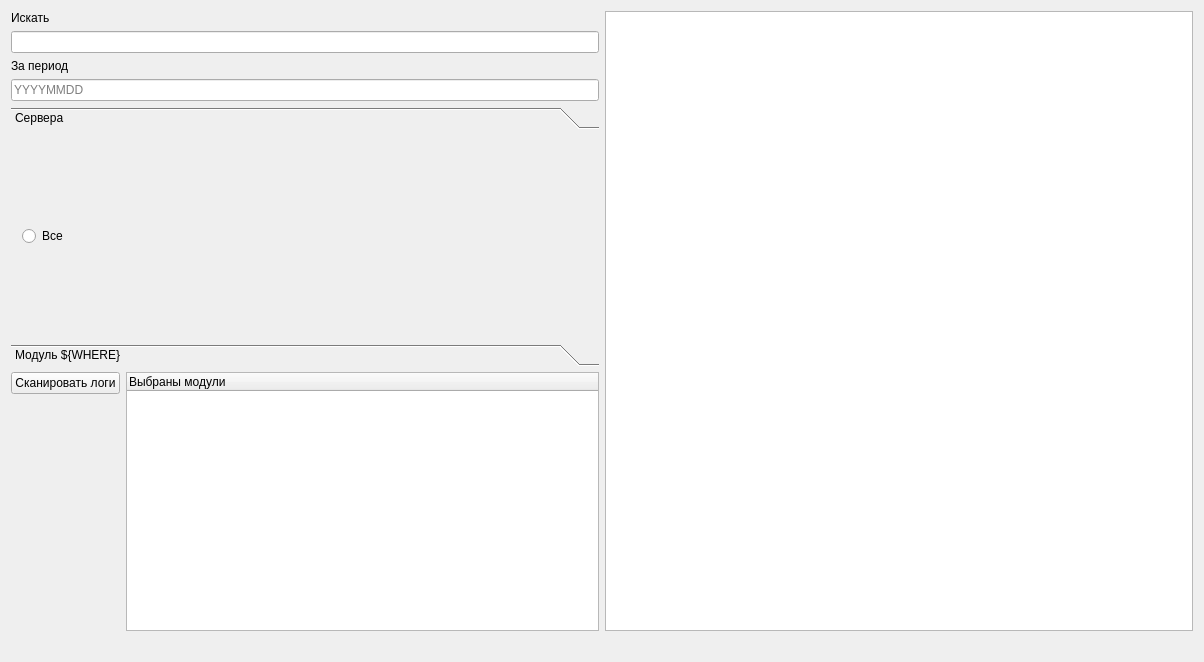
Before: the Qt Designer form widget.ui in MShestukhin/bash_runner, drawn with Qt 5.
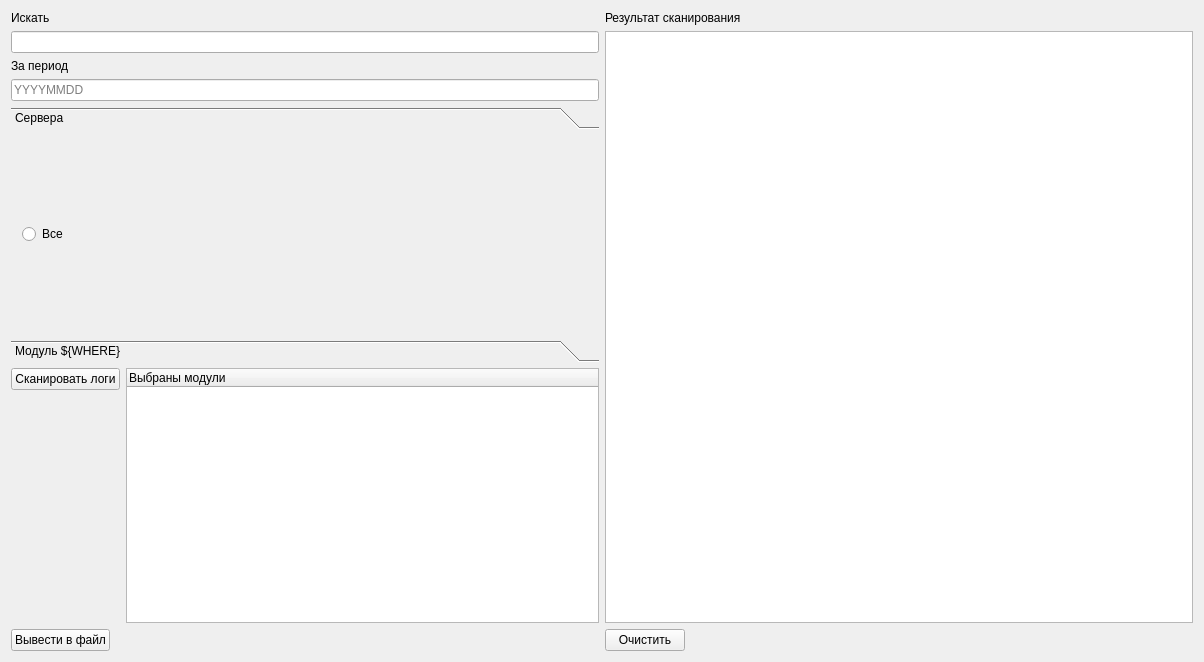
After: the same form once the commit is applied. The open tabs and pages were chosen to show the change.

Commit message: add checkboxes for qtablewidget

Patch:
```diff
--- a/widget.ui
+++ b/widget.ui
@@ -15,7 +15,7 @@
   </property>
   <layout class="QHBoxLayout" name="horizontalLayout_5">
    <item>
-    <layout class="QVBoxLayout" name="verticalLayout_5">
+    <layout class="QVBoxLayout" name="verticalLayout">
      <item>
       <layout class="QVBoxLayout" name="verticalLayout_4">
        <item>
@@ -55,7 +55,7 @@
               <x>0</x>
               <y>0</y>
               <width>584</width>
-              <height>187</height>
+              <height>184</height>
              </rect>
             </property>
             <attribute name="label">
@@ -190,6 +190,15 @@
       </layout>
      </item>
      <item>
+      <layout class="QHBoxLayout" name="horizontalLayout_4">
+       <item>
+        <widget class="QPushButton" name="pushButton_3">
+         <property name="text">
+          <string>Вывести в файл</string>
+         </property>
+        </widget>
+       </item>
+       <item>
       <spacer name="horizontalSpacer_2">
        <property name="orientation">
         <enum>Qt::Horizontal</enum>
@@ -204,12 +213,30 @@
      </item>
     </layout>
    </item>
+    </layout>
+   </item>
    <item>
-    <layout class="QVBoxLayout" name="verticalLayout">
+    <layout class="QVBoxLayout" name="verticalLayout_5">
+     <item>
+      <widget class="QLabel" name="label_3">
+       <property name="text">
+        <string>Результат сканирования</string>
+       </property>
+      </widget>
+     </item>
      <item>
       <widget class="QTextBrowser" name="textBrowser"/>
      </item>
      <item>
+      <layout class="QHBoxLayout" name="horizontalLayout_3">
+       <item>
+        <widget class="QPushButton" name="pushButton_2">
+         <property name="text">
+          <string>Очистить</string>
+         </property>
+        </widget>
+       </item>
+       <item>
       <spacer name="horizontalSpacer">
        <property name="orientation">
         <enum>Qt::Horizontal</enum>
@@ -221,6 +248,8 @@
         </size>
        </property>
       </spacer>
+       </item>
+      </layout>
      </item>
     </layout>
    </item>
```
Lines whose indentation alone changed are shown as unchanged. The commit also changes 2 other files.
